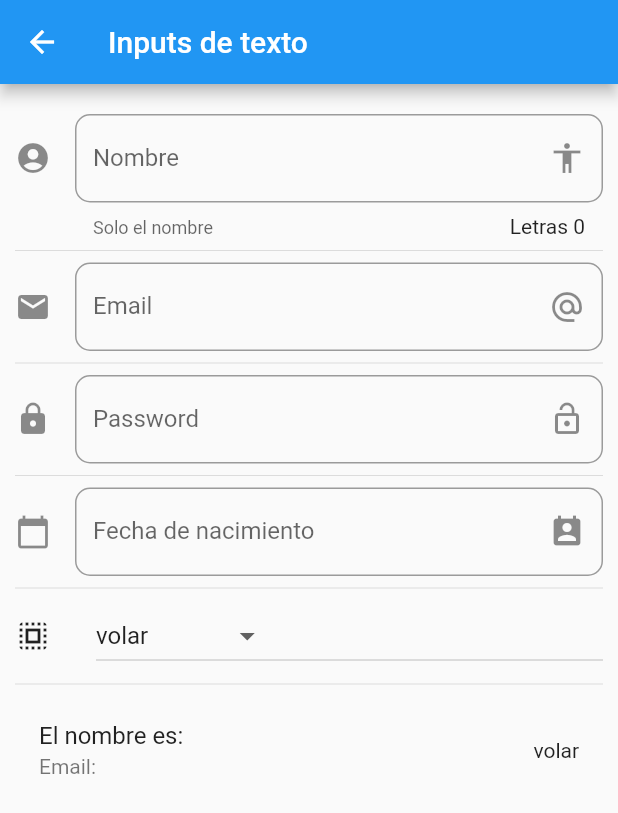
After one commit to fermartinotti/flutter-componentes, a Flutter app: the screen it shows after launch, after a tap on "Inputs", on a phone screen of 412 x 824 dp. The commit adds this screen. Shown: the top 813 px of the screen. Run offline on Flutter 3.47's test engine with Material 2 defaults, Android fonts, the phone set to English and light mode, and no system bars; network calls fail.

Commit message:
se suman inputs e idioma.

```diff
--- a/data/menu_opts.json
+++ b/data/menu_opts.json
@@ -20,6 +20,11 @@
             "ruta" : "animatedContainer",
             "icon" : "donuts_large",
             "texto": "Animated Container"
+        },
+        {
+            "ruta" : "inputs",
+            "icon" : "inputs",
+            "texto": "Inputs"
         }
     ]
 }
--- a/lib/main.dart
+++ b/lib/main.dart
@@ -1,4 +1,5 @@
 import 'package:componentes/src/routes/routes.dart';
+import 'package:flutter_localizations/flutter_localizations.dart';
 import 'package:flutter/material.dart';
 import 'src/pages/alert_page.dart';
 
@@ -10,6 +11,16 @@ class MyApp extends StatelessWidget {
     return MaterialApp(
       title: 'Componentes App',
       debugShowCheckedModeBanner: false,
+      localizationsDelegates: [
+        // ... app-specific localization delegate[s] here
+        GlobalMaterialLocalizations.delegate,
+        GlobalWidgetsLocalizations.delegate,
+        GlobalCupertinoLocalizations.delegate,
+      ],
+      supportedLocales: [
+        const Locale('en', ''), // English, no country code
+        const Locale('es', 'ES'),
+      ],
       //home: HomePage(),
       initialRoute: '/',
       routes: getApplicationRoutes(),
--- /dev/null
+++ b/lib/src/pages/input_page.dart
@@ -0,0 +1,198 @@
+import 'package:flutter/material.dart';
+
+
+class InputPage extends StatefulWidget {
+  @override
+  _InputPageState createState() => _InputPageState();
+}
+
+class _InputPageState extends State<InputPage> {
+
+  String _nombre ='';
+  String _email ='';
+  String _fecha ='';
+
+  String _opcionSeleccionada = 'volar';
+  List<String> _poderes = ['volar', 'rayos x', 'super fuerza', 'agilidad'];
+
+  TextEditingController _inputFieldDateController = new TextEditingController();
+
+
+  @override
+  Widget build(BuildContext context) {
+    return Scaffold(
+      appBar: AppBar(
+        title: Text('Inputs de texto'),
+      ),
+      body: ListView(
+        padding: EdgeInsets.symmetric(horizontal: 10, vertical: 20),
+        children: [
+          _crearInput(),
+          Divider(),
+          _crearEmail(),
+          Divider(),
+          _crearPasswordField(),
+          Divider(),
+          _crearFecha(context),
+          Divider(),
+          _crearDropDown(),
+          Divider(),
+          _crearPersona(),
+
+        ],
+      )
+    );
+  }
+
+  Widget _crearInput() {
+    return TextField(
+      //autofocus: true,
+      textCapitalization: TextCapitalization.sentences,
+      decoration: InputDecoration(
+        border: OutlineInputBorder(
+          borderRadius: BorderRadius.circular(10)
+        ),
+        counter: Text('Letras ${_nombre.length}'),
+        hintText: 'Nombre de la persona',
+        labelText: 'Nombre',
+        helperText: 'Solo el nombre',
+        suffixIcon: Icon(Icons.accessibility),
+        icon: Icon(Icons.account_circle),
+       ),
+       onChanged: (valor){
+         setState(() {
+         _nombre = valor;
+         });
+
+       },
+    );
+  }
+
+  List<DropdownMenuItem<String>> getOpcionesDropdown(){
+    List<DropdownMenuItem<String>> lista = new List();
+
+    _poderes.forEach((poder) {
+      lista.add(DropdownMenuItem (
+        value: poder,
+        child: Text(poder)
+        ));
+    });
+
+    return lista;
+  }
+
+  Widget _crearDropDown(){
+    return Row(
+      children: [
+        Icon(Icons.select_all),
+        SizedBox(width: 30,),
+        Expanded(
+            child: DropdownButton(
+            items: getOpcionesDropdown(),
+            value: _opcionSeleccionada,
+            onChanged: (opt) {
+              setState(() {
+                _opcionSeleccionada = opt;
+              });
+            },
+          ),
+        )
+      ],
+    );
+
+
+
+  }
+
+  Widget _crearPersona() {
+    return ListTile(
+      title: Text('El nombre es: $_nombre'),
+      subtitle: Text('Email: $_email'),
+      trailing: Text(_opcionSeleccionada),
+    );
+  }
+
+  _crearEmail() {
+    return TextField(
+      keyboardType: TextInputType.emailAddress,
+      decoration: InputDecoration(
+        border: OutlineInputBorder(
+          borderRadius: BorderRadius.circular(10)
+        ),
+        hintText: 'ejemplo@email.com',
+        labelText: 'Email',
+        suffixIcon: Icon(Icons.alternate_email),
+        icon: Icon(Icons.email),
+       ),
+       onChanged: (valor){
+         setState(() {
+         _email = valor;
+         });
+
+       },
+    );
+  }
+
+  Widget _crearPasswordField() {
+    return TextField(
+      obscureText: true,
+      decoration: InputDecoration(
+        border: OutlineInputBorder(
+          borderRadius: BorderRadius.circular(10)
+        ),
+        hintText: 'Password',
+        labelText: 'Password',
+        suffixIcon: Icon(Icons.lock_open),
+        icon: Icon(Icons.lock),
+       ),
+       onChanged: (valor){
+         setState(() {
+         _email = valor;
+         });
+
+       },
+    );
+
+  }
+
+  _selectDate(BuildContext context) async{
+
+    DateTime pickedDate = await showDatePicker(
+      context: context,
+      initialDate: new DateTime.now(),
+      firstDate: new DateTime(2018),
+      lastDate: new DateTime(2025),
+      locale: Locale('es', 'ES')
+    );
+
+    if (pickedDate != null){
+      setState(() {
+        _fecha = pickedDate.toString();
+        _inputFieldDateController.text = _fecha;
+      });
+    }
+
+  }
+
+  Widget _crearFecha(BuildContext context) {
+    return TextField(
+      enableInteractiveSelection: false,
+      controller: _inputFieldDateController,
+      decoration: InputDecoration(
+        border: OutlineInputBorder(
+          borderRadius: BorderRadius.circular(10)
+        ),
+        hintText: 'Fecha de nacimiento',
+        labelText: 'Fecha de nacimiento',
+        suffixIcon: Icon(Icons.perm_contact_calendar),
+        icon: Icon(Icons.calendar_today),
+       ),
+       onTap: (){
+         FocusScope.of(context).requestFocus(new FocusNode());
+         _selectDate(context);
+
+       }
+    );
+  }
+
+}
--- a/lib/src/routes/routes.dart
+++ b/lib/src/routes/routes.dart
@@ -3,6 +3,7 @@ import 'package:componentes/src/pages/animated_container.dart';
 import 'package:componentes/src/pages/avatar_page.dart';
 import 'package:componentes/src/pages/card_pages.dart';
 import 'package:componentes/src/pages/home_page.dart';
+import 'package:componentes/src/pages/input_page.dart';
 import 'package:flutter/material.dart';
 
 
@@ -14,6 +15,7 @@ Map<String, WidgetBuilder> getApplicationRoutes(){
           'avatar'  : (BuildContext context) => AvatarPage(),
           'card'    : (BuildContext context) => CardPage(),
           'animatedContainer' : (BuildContext context) => AnimatedContainerPage(),
+          'inputs' : (BuildContext context) => InputPage(),
 
   };
 
--- a/lib/src/utils/icons_helper_utils.dart
+++ b/lib/src/utils/icons_helper_utils.dart
@@ -5,7 +5,8 @@ final _icons = <String, IconData>{
   'add_alert' : Icons.add_alert,
   'accessibility' : Icons.accessibility,
   'folder_open' : Icons.folder_open,
-  'donuts_large' : Icons.donut_large
+  'donuts_large' : Icons.donut_large,
+  'inputs': Icons.input
 };
 
 Icon getIcon (String nombreIcono){
--- a/pubspec.yaml
+++ b/pubspec.yaml
@@ -22,6 +22,8 @@ environment:
 
 dependencies:
   flutter:
+    sdk: flutter
+  flutter_localizations:
     sdk: flutter
 
 
```
Also changed, not shown: pubspec.lock.
